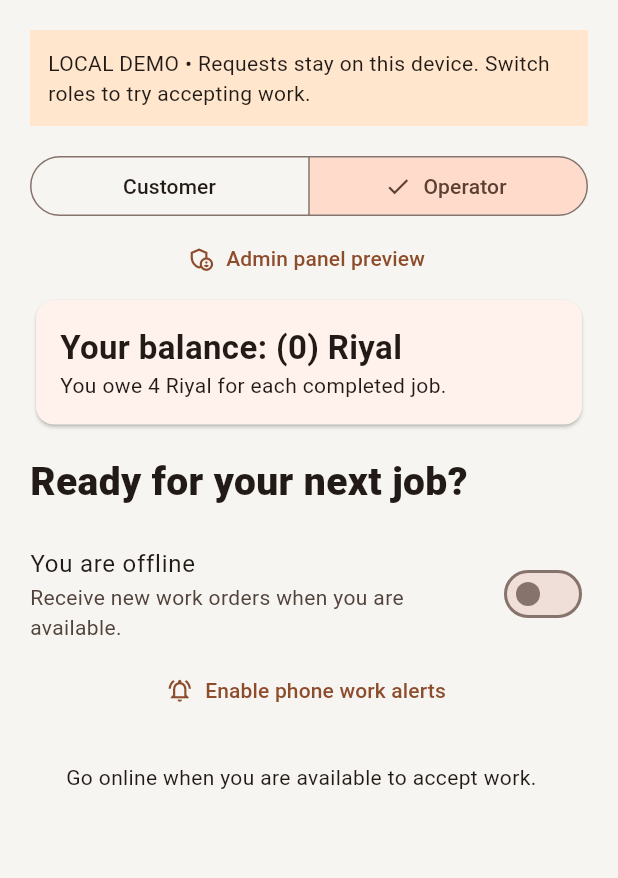
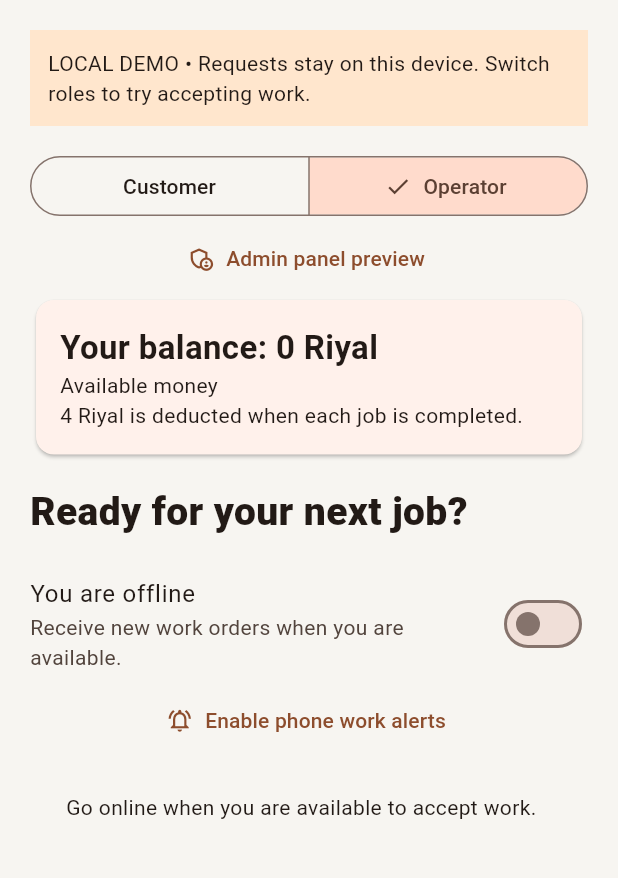
Before and after one commit to rajuit1396-tech/buklin, a Flutter app: the screen it shows after launch, after a tap on "Operator", on a phone screen of 412 x 824 dp, the part 84-962 px from its top. Run offline on Flutter 3.47's test engine with Material 3 defaults, Android fonts, the phone set to English and light mode, and no system bars; our stand-ins replace flutter_map, flutter_secure_storage, geolocator, latlong2, shared_preferences; missing offline and left inert: onesignal_flutter.

Commit message:
Clarify available balances and verify work fees deduct prepaid funds

```diff
--- a/lib/admin_panel.dart
+++ b/lib/admin_panel.dart
@@ -175,7 +175,7 @@ class _AdminPanelState extends State<AdminPanel> {
           leading:Icon(u['role']=='operator'?Icons.engineering:Icons.person_outline),
           title:Text(u['name'] ?? u['username'] ?? u['email'] ?? 'Account'),
           subtitle:Text('${u['role']} • ${u['username'] ?? u['email'] ?? ''}\n${u['phone'] ?? ''}'
-            '${u['role']=='operator'?'\nMachine: ${u['service']}':''}\nBalance: (${u['balance'] ?? 0}) Riyal'),isThreeLine:true),
+            '${u['role']=='operator'?'\nMachine: ${u['service']}':''}\nBalance: ${u['balance'] ?? 0} Riyal'),isThreeLine:true),
           if (u['blocked_until'] != null) Padding(padding: const EdgeInsets.all(8), child: Text('Restricted until ${u['blocked_until']}')),
           Wrap(spacing: 8, children: [
             TextButton(onPressed: busy ? null : () => adjustBalance(u), child: const Text('Manage balance')),
--- a/lib/main.dart
+++ b/lib/main.dart
@@ -119,6 +119,8 @@ class _WorkAppState extends State<WorkApp> with WidgetsBindingObserver {
   List<Map<String, dynamic>> jobs = [];
   int selected = 0;
   int balance = 0;
+  int get availableBalance => live ? balance
+    : balance - 4 * jobs.where((j) => j['status'] == 'completed').length;
   DateTime? blockedUntil;
   final demoBlocks = <bool, DateTime>{};
   DateTime? get restrictionEnd => live ? blockedUntil : demoBlocks[operator];
@@ -345,9 +347,10 @@ class _WorkAppState extends State<WorkApp> with WidgetsBindingObserver {
               icon: const Icon(Icons.admin_panel_settings_outlined), label: const Text('Admin panel preview')),
             Card(child: Padding(padding: const EdgeInsets.all(16), child: Column(
               crossAxisAlignment: CrossAxisAlignment.start, children: [
-                Text('Your balance: (${live ? balance : -4 * jobs.where((j) => j['status'] == 'completed').length}) Riyal',
+                Text('Your balance: $availableBalance Riyal',
                   style: const TextStyle(fontSize: 22, fontWeight: FontWeight.bold)),
-                const Text('You owe 4 Riyal for each completed job.'),
+                Text(availableBalance < 0 ? '${-availableBalance} Riyal to pay' : 'Available money'),
+                const Text('4 Riyal is deducted when each job is completed.'),
               ]))),
             if (restricted) Padding(padding: const EdgeInsets.all(16),
               child: Text('Work paused after cancellation. You can ${operator ? 'accept work' : 'make new requests'} again after ${restrictionEnd!.toLocal()}.')),
```
Also changed, not shown: 1 other file.
